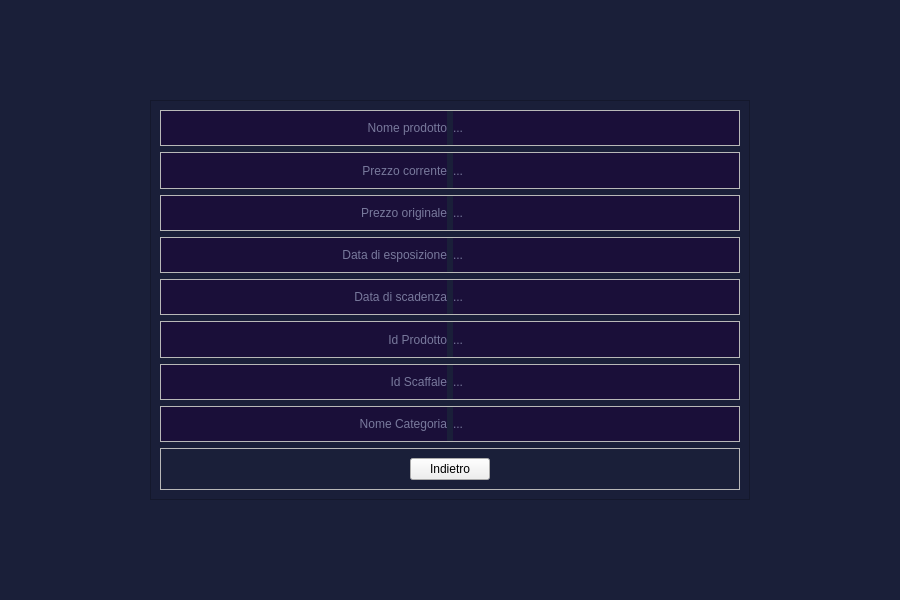
This is NegozioDelUsatoPython/MVC/View/UserViews/infoProdottoClienteView.ui in LeonUrsu/NegozioDellUsato-ExamIS as Qt 5 draws it before an edit. The edited form follows.
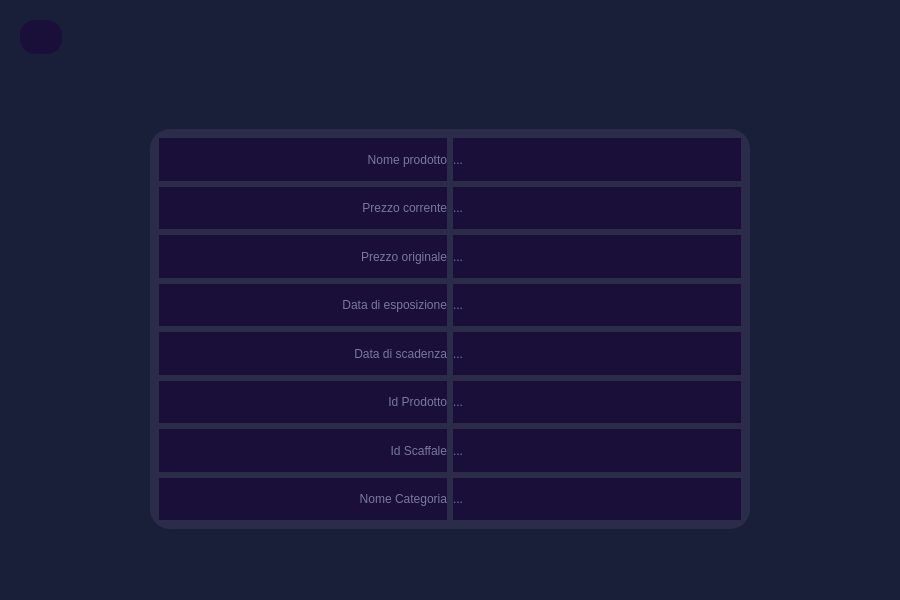
This is the edited form. Icons and pictures are not drawn.

Commit message: aggiunti effetti di click settato layout delle row in base al contenuto

What changed in the file:
```diff
--- a/NegozioDelUsatoPython/MVC/View/UserViews/infoProdottoClienteView.ui
+++ b/NegozioDelUsatoPython/MVC/View/UserViews/infoProdottoClienteView.ui
@@ -14,17 +14,97 @@
    <string>Form</string>
   </property>
   <property name="styleSheet">
-   <string notr="true">#Prodotti{
+   <string notr="true">*{
+color: #78799c;
+border: none;
+}
+#Prodotti,#frame_2,#frame_11{
 	background-color:#1a1f39;
 }
+#frame{
+	background-color: #2a2c49;
+	border-radius: 20px;
+}
 QLabel{
 	color:#78799c;
 	background-color:#1a0f39;
-}</string>
+}
+#indietroBtn:pressed{
+	background-color: rgba(26, 31, 57,150);
+}
+#indietroBtn{
+	background-color: #1a0f39;
+	border-radius: 15px;
+	padding : 10px 5px;
+	text-align:left;
+	color:#78799c;
+	font: 10pt &quot;Leelawadee UI&quot;;
+}
+
+
+
+
+
+
+
+</string>
+  </property>
+  <layout class="QVBoxLayout" name="verticalLayout_3">
+   <item>
+    <widget class="QFrame" name="frame_2">
+     <property name="frameShape">
+      <enum>QFrame::StyledPanel</enum>
+     </property>
+     <property name="frameShadow">
+      <enum>QFrame::Raised</enum>
   </property>
   <layout class="QHBoxLayout" name="horizontalLayout_10">
+      <item alignment="Qt::AlignLeft">
+       <widget class="QPushButton" name="indietroBtn">
+        <property name="cursor">
+         <cursorShape>PointingHandCursor</cursorShape>
+        </property>
+        <property name="text">
+         <string/>
+        </property>
+        <property name="icon">
+         <iconset resource="../resources.qrc">
+          <normaloff>:/purpleIcons/assets/#78799c(purple) icons/arrow-left.svg</normaloff>:/purpleIcons/assets/#78799c(purple) icons/arrow-left.svg</iconset>
+        </property>
+        <property name="iconSize">
+         <size>
+          <width>24</width>
+          <height>24</height>
+         </size>
+        </property>
+       </widget>
+      </item>
+     </layout>
+    </widget>
+   </item>
+   <item>
+    <widget class="QFrame" name="frame_11">
+     <property name="sizePolicy">
+      <sizepolicy hsizetype="Preferred" vsizetype="Expanding">
+       <horstretch>0</horstretch>
+       <verstretch>0</verstretch>
+      </sizepolicy>
+     </property>
+     <property name="frameShape">
+      <enum>QFrame::StyledPanel</enum>
+     </property>
+     <property name="frameShadow">
+      <enum>QFrame::Raised</enum>
+     </property>
+     <layout class="QHBoxLayout" name="horizontalLayout">
    <item>
     <widget class="QFrame" name="frame">
+        <property name="sizePolicy">
+         <sizepolicy hsizetype="Preferred" vsizetype="Preferred">
+          <horstretch>0</horstretch>
+          <verstretch>0</verstretch>
+         </sizepolicy>
+        </property>
      <property name="maximumSize">
       <size>
        <width>600</width>
@@ -32,9 +112,7 @@
       </size>
      </property>
      <property name="styleSheet">
-      <string notr="true">#frame{
-	background-color:#1a1f39;
-}</string>
+         <string notr="true"/>
      </property>
      <property name="frameShape">
       <enum>QFrame::StyledPanel</enum>
@@ -393,28 +471,6 @@
           </widget>
          </item>
         </layout>
-       </widget>
-      </item>
-      <item>
-       <widget class="QFrame" name="frame_2">
-        <property name="frameShape">
-         <enum>QFrame::StyledPanel</enum>
-        </property>
-        <property name="frameShadow">
-         <enum>QFrame::Raised</enum>
-        </property>
-        <layout class="QHBoxLayout" name="horizontalLayout">
-         <item>
-          <widget class="QPushButton" name="indietroBtn">
-           <property name="maximumSize">
-            <size>
-             <width>80</width>
-             <height>30</height>
-            </size>
-           </property>
-           <property name="text">
-            <string>Indietro</string>
-           </property>
           </widget>
          </item>
         </layout>
```
Lines whose indentation alone changed are shown as unchanged. The commit also changes 20 other files.
